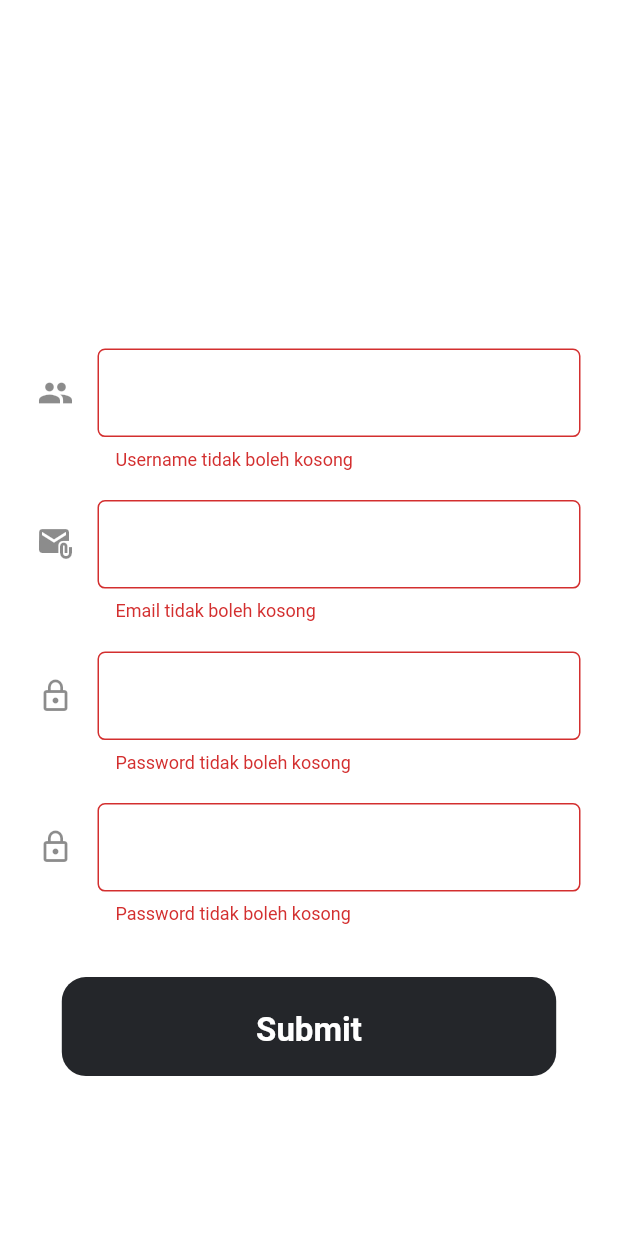
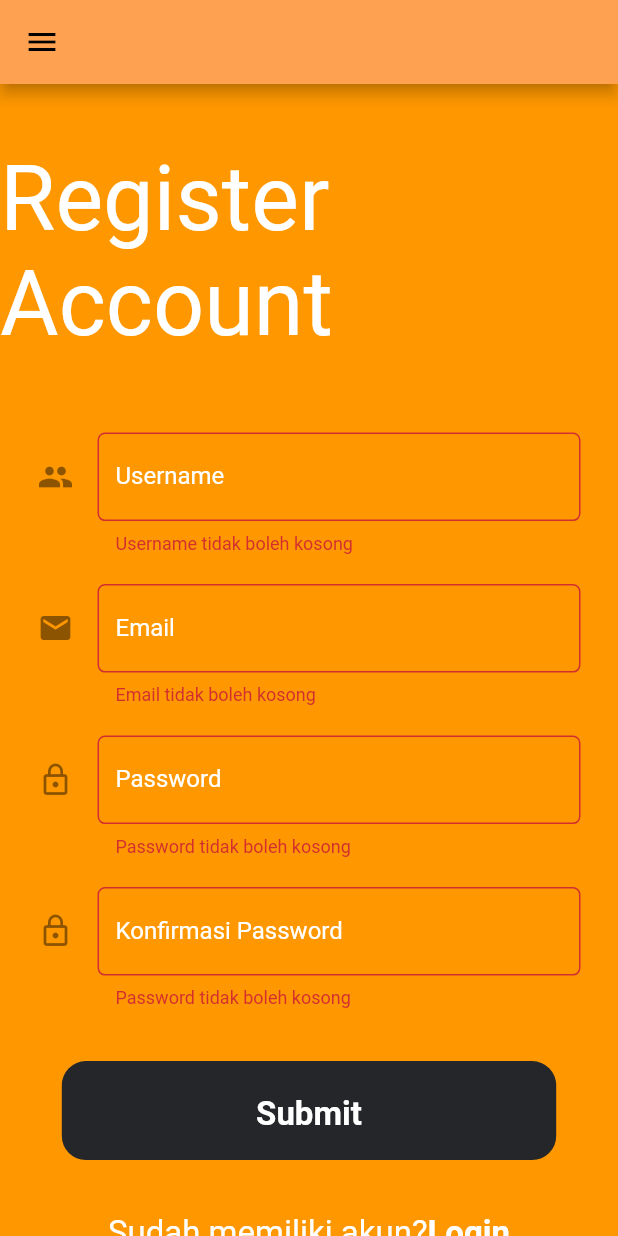
Before and after one commit to ramyanareswari/fooody-mobile-app, a Flutter app: the SignUp screen opened directly, after a tap on "Submit", after a tap on "Login", on a phone screen of 412 x 824 dp. Run offline on Flutter 3.47's test engine with Material 2 defaults, Android fonts, the phone set to English and light mode, and no system bars; our stand-ins replace shared_preferences; accounts and stored records are empty; network calls fail.

Commit message:
chore: change package from pbp_django_auth

```diff
--- a/lib/common/cookie_request.dart
+++ b/lib/common/cookie_request.dart
@@ -1,6 +1,5 @@
 // Taken from https://stackoverflow.com/questions/52241089/how-do-i-make-an-http-request-using-cookies-on-flutter/
 // Taken from https://gist.github.com/Meta502/1605fdba3b141fbf67dba689e9e55498
-
 
 
 import 'package:flutter/material.dart';
--- a/lib/main.dart
+++ b/lib/main.dart
@@ -3,7 +3,7 @@
 import 'package:flutter/material.dart';
 
 import 'package:provider/provider.dart';
-import 'package:pbp_django_auth/pbp_django_auth.dart';
+import 'package:fooody/common/cookie_request.dart';
 
 import 'package:fooody/screens/homepage.dart';
 
--- a/lib/screens/signup.dart
+++ b/lib/screens/signup.dart
@@ -7,7 +7,8 @@ import 'package:fooody/screens/login.dart';
 
 import 'package:flutter/material.dart';
 import 'package:provider/provider.dart';
-import 'package:pbp_django_auth/pbp_django_auth.dart';
+import 'package:fooody/common/cookie_request.dart';
+import 'package:fooody/widgets/drawer.dart';
 
 
 class SignUp extends StatefulWidget {
@@ -36,7 +37,10 @@ class _SignUpState extends State<SignUp> {
       child: Stack(
         children: [
           Scaffold(
-            backgroundColor: Colors.transparent,
+            backgroundColor: Colors.orange,
+            appBar: AppBar(
+                ),
+            drawer: const AppDrawer(),
             body: SingleChildScrollView(
               child: Column(
                 children: [
@@ -95,10 +99,10 @@ class _SignUpState extends State<SignUp> {
                         child: TextFormField(
                           style: const TextStyle(color: Colors.white),
                           decoration: InputDecoration(
-                            hintText: "contoh: Dummy@gmail.com",
+                            hintText: "contoh: blabla@gmail.com",
                             labelText: "Email",
                             labelStyle: const TextStyle(color: Colors.white),
-                            icon: const Icon(Icons.attach_email),
+                            icon: const Icon(Icons.email),
                             border: OutlineInputBorder(
                                 borderRadius: BorderRadius.circular(5.0)),
                             hintStyle: const TextStyle(color: Colors.white),
@@ -206,8 +210,10 @@ class _SignUpState extends State<SignUp> {
                           onPressed: () async {
                             if (_formKey.currentState!.validate()) {
                               // Submit to Django server and wait for response
-                              final response = await request.postJson(
-                                  "https://fooodybuddy.up.railway.app/registerflutter",
+
+                              // edited postJson to post()
+                              final response = await request.post(
+                                  "https://fooodybuddy.up.railway.app/registerflutter/",
                                   convert.jsonEncode(<String, String>{
                                     'username': username,
                                     'email': email,
@@ -221,7 +227,7 @@ class _SignUpState extends State<SignUp> {
                                       "Account has been successfully registered!"),
                                 ));
                                 Navigator.pushReplacementNamed(
-                                    context, LoginScreen.ROUTE_NAME);
+                                    context, LoginScreen.routeName);
                               } else {
                                 ScaffoldMessenger.of(context)
                                     .showSnackBar(const SnackBar(
@@ -248,14 +254,14 @@ class _SignUpState extends State<SignUp> {
                         mainAxisAlignment: MainAxisAlignment.center,
                         children: [
                           const Text(
-                            'Already have an account?',
+                            'Sudah memiliki akun?',
                             style: TextStyle(
                                 fontSize: 22, color: Colors.white, height: 1.5),
                           ),
                           GestureDetector(
                             onTap: () {
                               Navigator.pushReplacementNamed(
-                                  context, LoginScreen.ROUTE_NAME);
+                                  context, LoginScreen.routeName);
                             },
                             child: const Text(
                               'Login',
```
Also changed, not shown: lib/screens/homepage.dart (+3 -5 lines), lib/screens/login.dart (+20 -9 lines).
